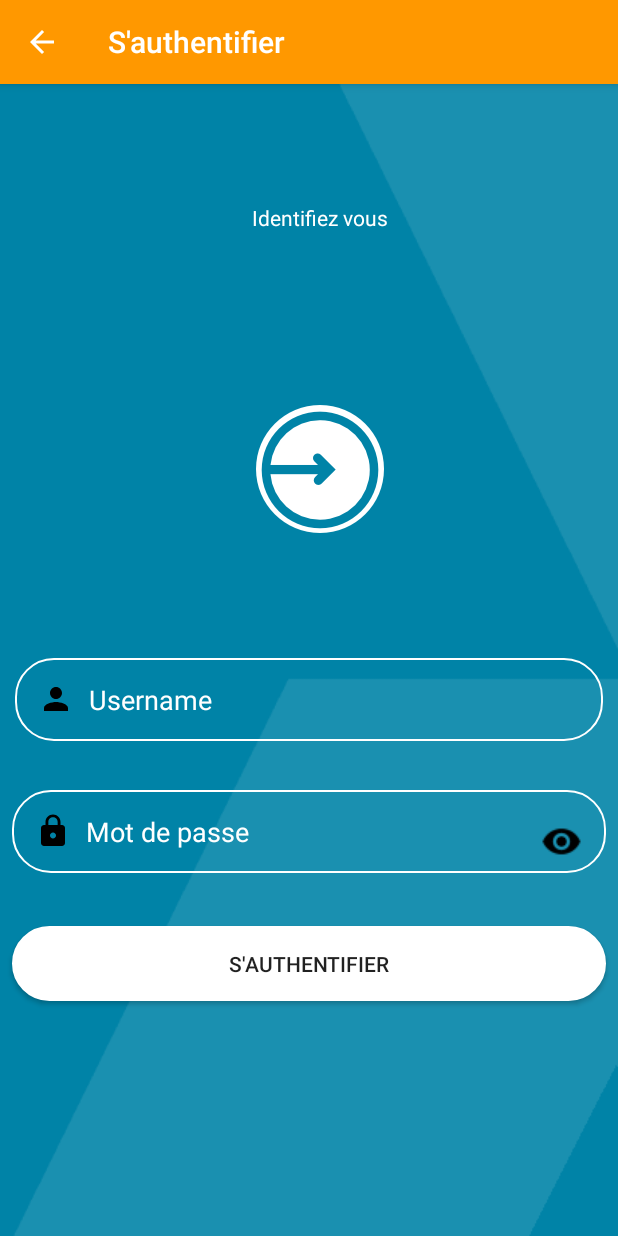
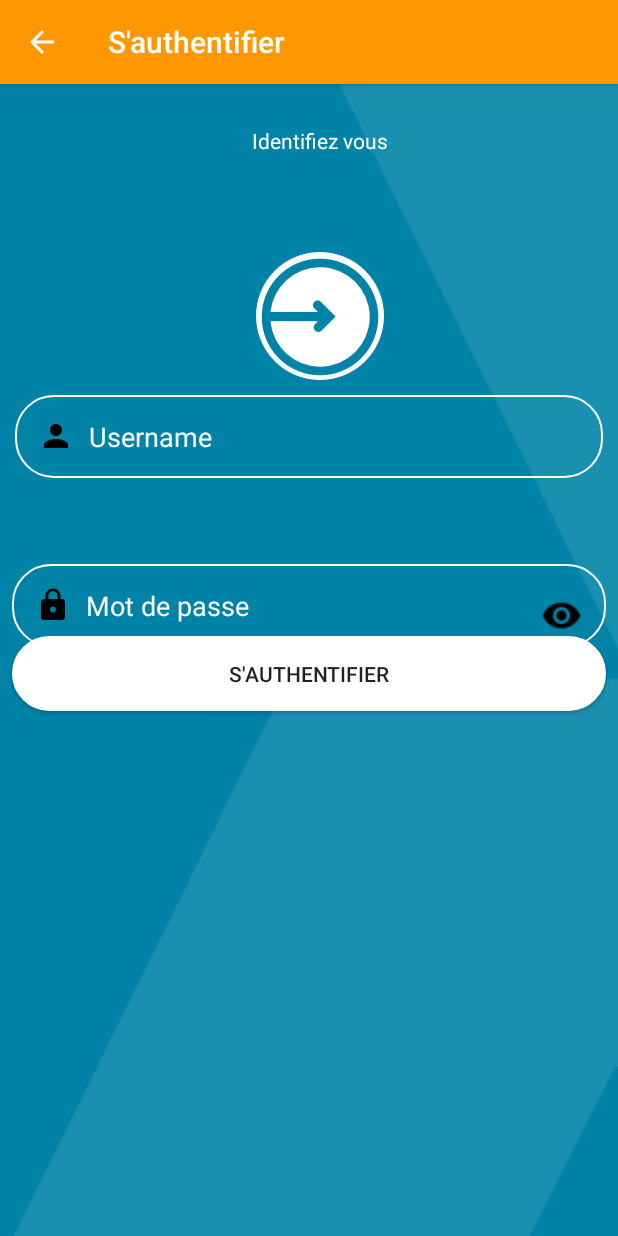
Before and after one commit to RononChen/ClockingApp, an Android app: the Login screen opened directly, with no data from a screen before it, on a phone screen of 412 x 824 dp. Run offline under Robolectric (Android 15) with nearby library versions, the phone set to English and light mode, and no system bars.

Commit message:
"Get continued"

```diff
--- a/app/src/main/java/uac/imsp/clockingapp/View/activity/ConsultStatisticsByEmployee.java
+++ b/app/src/main/java/uac/imsp/clockingapp/View/activity/ConsultStatisticsByEmployee.java
@@ -68,8 +68,8 @@
 public void initView(){
     barChart = findViewById(R.id.chart);
     reportPeriod =findViewById(R.id.stat_date);
-     previous = findViewById(R.id.stat_previous);
-    next = findViewById(R.id.stat__next);
+     previous = findViewById(R.id.report_previous);
+    next = findViewById(R.id.report_next);
     previous.setOnClickListener(this);
     next.setOnClickListener(this);
 
@@ -173,7 +173,7 @@
 
     @Override
     public void onClick(@NonNull View v) {
-if (v.getId()==R.id.stat_previous)
+if (v.getId()==R.id.report_previous)
 
     consultStatisticsByEmployeePresenter.onPreviousMonth();
 
--- a/app/src/main/java/uac/imsp/clockingapp/View/activity/ConsultStatisticsByService.java
+++ b/app/src/main/java/uac/imsp/clockingapp/View/activity/ConsultStatisticsByService.java
@@ -68,8 +68,8 @@
         public void initView(){
             pieChart = findViewById(R.id.pieChart_view);
             initPieChart();
-            previous=findViewById(R.id.stat_previous);
-            next=findViewById(R.id.stat__next);
+            previous=findViewById(R.id.report_previous);
+            next=findViewById(R.id.report_next);
             previous.setOnClickListener(this);
             next.setOnClickListener(this);
              spinnerStatus = findViewById(R.id.stat__status);
@@ -207,7 +207,7 @@
 
     @Override
     public void onClick(@NonNull View v) {
-        if (v.getId()==R.id.stat_previous)
+        if (v.getId()==R.id.report_next)
 
             consultStatisticsByServicePresenter.onPreviousMonth();
 
--- a/app/src/main/res/layout/activity_login.xml
+++ b/app/src/main/res/layout/activity_login.xml
@@ -52,9 +52,8 @@
         android:layout_height="wrap_content"
         android:layout_margin="10dp"
         android:layout_marginStart="8dp"
-        android:layout_marginTop="16dp"
+        android:layout_marginTop="50dp"
         android:layout_marginEnd="8dp"
-        android:layout_marginBottom="16dp"
         android:autofillHints="4488"
         android:background="@drawable/shapeemail"
         android:drawableStart="@drawable/ic_baseline_person_24"
@@ -66,11 +65,10 @@
         android:textColor="@color/white"
         android:textColorHighlight="@color/white"
         android:textColorHint="@color/white"
-        app:layout_constraintBottom_toBottomOf="parent"
+        app:layout_constraintTop_toBottomOf="@+id/imageView2"
         app:layout_constraintEnd_toEndOf="parent"
         app:layout_constraintStart_toStartOf="parent"
-        app:layout_constraintTop_toTopOf="parent"
-        app:layout_constraintVertical_bias="0.538" />
+        />
 
     <Button
         android:id="@+id/login_button"
@@ -79,16 +77,14 @@
         android:layout_gravity="center"
         android:layout_marginStart="8dp"
         android:layout_marginEnd="8dp"
-        android:layout_marginBottom="155dp"
+        android:layout_marginBottom="50dp"
         android:background="@drawable/shapelogin"
         android:padding="15dp"
         android:shadowColor="@android:color/transparent"
         android:text="@string/login_button_text"
-        app:layout_constraintBottom_toBottomOf="parent"
         app:layout_constraintEnd_toEndOf="parent"
         app:layout_constraintStart_toStartOf="parent"
-        app:layout_constraintTop_toBottomOf="@+id/login_show_password"
-        app:layout_constraintVertical_bias="0.964" />
+        app:layout_constraintTop_toBottomOf="@+id/login_show_password" />
 
     <EditText
 
@@ -110,7 +106,6 @@
         android:textColor="@color/white"
         android:textColorHighlight="@color/white"
         android:textColorHint="@color/white"
-        app:layout_constraintBottom_toTopOf="@+id/login_button"
         app:layout_constraintEnd_toEndOf="parent"
         app:layout_constraintHorizontal_bias="1.0"
         app:layout_constraintStart_toStartOf="parent"
--- a/app/src/main/res/layout/activity_services.xml
+++ b/app/src/main/res/layout/activity_services.xml
@@ -69,6 +69,7 @@
         android:id="@+id/layout"
         app:layout_constraintEnd_toEndOf="parent"
         android:layout_marginStart="10dp"
+        android:layout_marginTop="20dp"
         android:layout_marginEnd="10dp"
         android:orientation="horizontal"
         android:layout_width="match_parent"
```
Also changed, not shown: app/src/main/res/layout/activity_set_up.xml (+6 -1 lines), app/src/main/res/layout/activity_start_screen.xml (+4 -4 lines), 2 other files.
